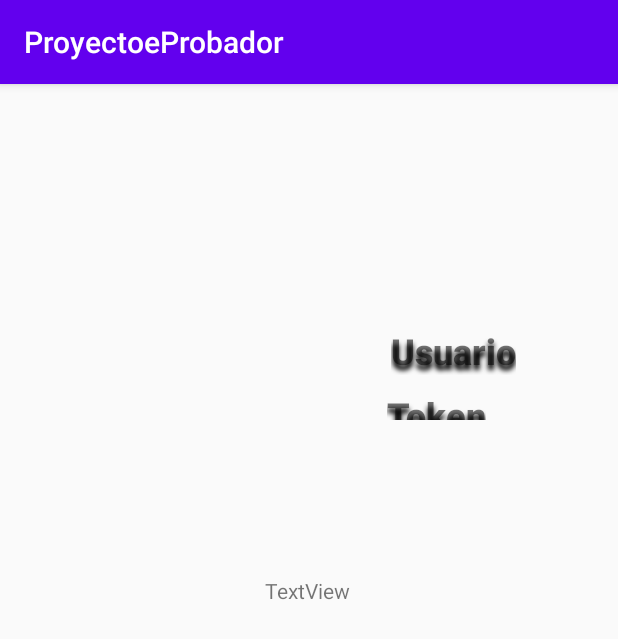
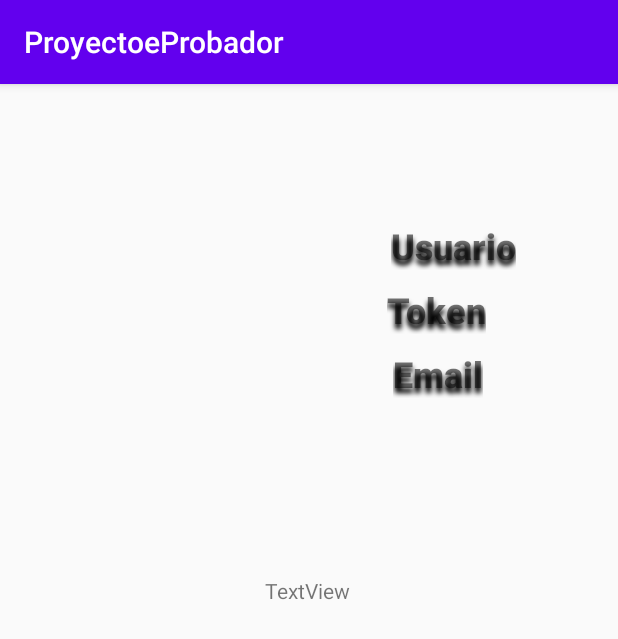
Before and after one commit to sergiomanzanares/ProyectoeProbador, an Android app: the ProfileFragment screen opened directly, with no data from a screen before it, on a phone screen of 412 x 824 dp. Shown: the top 639 px of the screen. Run offline under Robolectric (Android 15) with nearby library versions, the phone set to English and light mode, and no system bars.

Commit message:
arreglo constraint fragmento perfil

```diff
--- a/app/src/main/res/layout/fragment_profile.xml
+++ b/app/src/main/res/layout/fragment_profile.xml
@@ -21,7 +21,7 @@
         android:id="@+id/token"
         android:layout_width="wrap_content"
         android:layout_height="wrap_content"
-        android:layout_marginTop="200dp"
+        android:layout_marginTop="130dp"
         android:layout_marginEnd="88dp"
         android:layout_marginRight="88dp"
         android:fontFamily="sans-serif-black"
```
